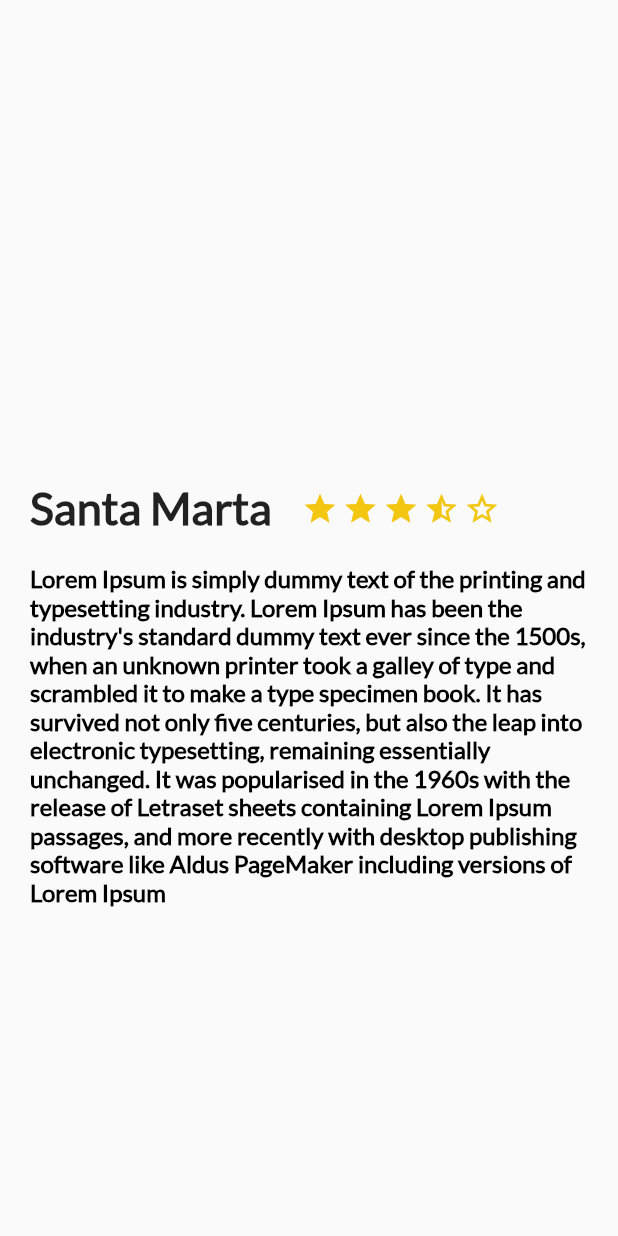
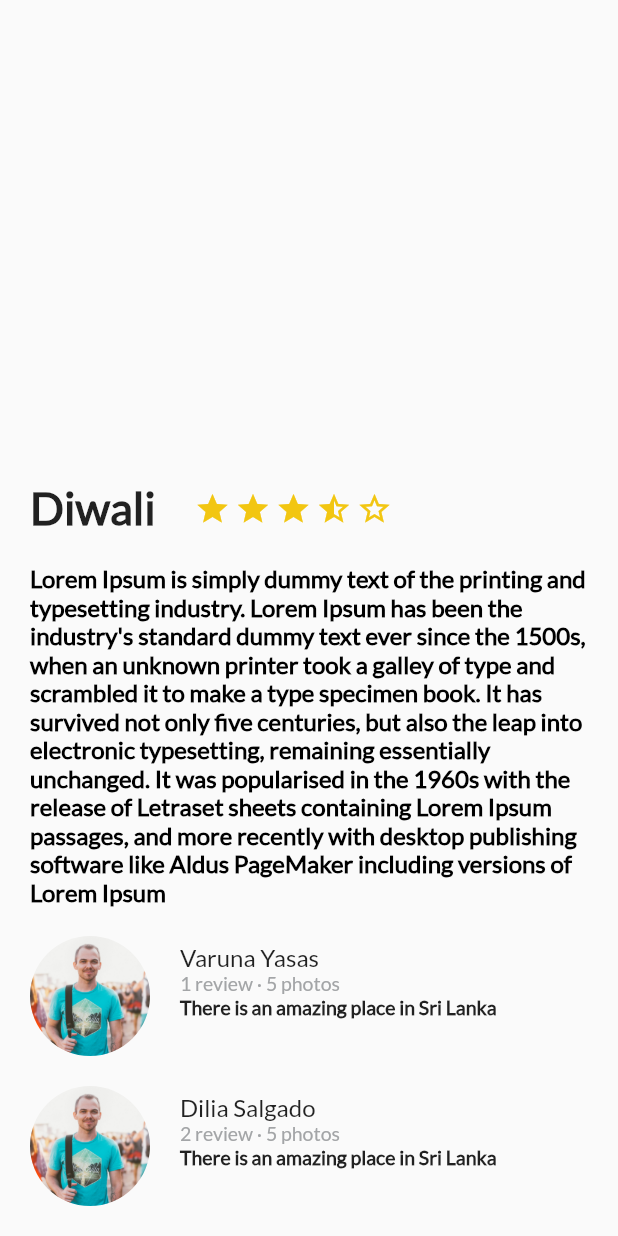
Before and after one commit to CesarJOtizM/Flutter, a Flutter app: the screen it shows after launch, on a phone screen of 412 x 824 dp. Run offline on Flutter 3.47's test engine with Material 2 defaults, Android fonts, the phone set to English and light mode, and no system bars.

Commit message:
List comments

```diff
--- a/lib/src/App.dart
+++ b/lib/src/App.dart
@@ -1,5 +1,6 @@
 import 'package:flutter/material.dart';
 import 'package:flutter_trips/src/screens/Description_place.dart';
+import 'package:flutter_trips/src/screens/ListReview.dart';
 
 class MyApp extends StatelessWidget {
   @override
@@ -11,10 +12,16 @@ class MyApp extends StatelessWidget {
         primarySwatch: Colors.green,
       ),
       home: Scaffold(
-        body: new DescriptionPlace(
-          "Santa Marta",
-          "Lorem Ipsum is simply dummy text of the printing and typesetting industry. Lorem Ipsum has been the industry's standard dummy text ever since the 1500s, when an unknown printer took a galley of type and scrambled it to make a type specimen book. It has survived not only five centuries, but also the leap into electronic typesetting, remaining essentially unchanged. It was popularised in the 1960s with the release of Letraset sheets containing Lorem Ipsum passages, and more recently with desktop publishing software like Aldus PageMaker including versions of Lorem Ipsum",
-          4,
+        body: ListView(
+          scrollDirection: Axis.vertical,
+          children: [
+            DescriptionPlace(
+              "Diwali ",
+              "Lorem Ipsum is simply dummy text of the printing and typesetting industry. Lorem Ipsum has been the industry's standard dummy text ever since the 1500s, when an unknown printer took a galley of type and scrambled it to make a type specimen book. It has survived not only five centuries, but also the leap into electronic typesetting, remaining essentially unchanged. It was popularised in the 1960s with the release of Letraset sheets containing Lorem Ipsum passages, and more recently with desktop publishing software like Aldus PageMaker including versions of Lorem Ipsum",
+              4,
+            ),
+            ReviewList()
+          ],
         ),
       ),
     );
--- a/lib/src/screens/Description_place.dart
+++ b/lib/src/screens/Description_place.dart
@@ -2,8 +2,8 @@ import 'package:flutter/material.dart';
 
 class DescriptionPlace extends StatelessWidget {
   final String namePlace;
+  final String descriptionPlace;
   final int starts;
-  final String descriptionPlace;
 
   DescriptionPlace(this.namePlace, this.descriptionPlace, this.starts);
 
--- /dev/null
+++ b/lib/src/screens/ListReview.dart
@@ -0,0 +1,21 @@
+import 'package:flutter/material.dart';
+import 'Review.dart';
+
+class ReviewList extends StatelessWidget {
+  @override
+  Widget build(BuildContext context) {
+    String pathImage = "lib/src/assets/images/people.jpg";
+
+    return Column(
+      crossAxisAlignment: CrossAxisAlignment.start,
+      children: <Widget>[
+        Review(pathImage, "Varuna Yasas", "1 review · 5 photos",
+            "There is an amazing place in Sri Lanka"),
+        Review(pathImage, "Dilia Salgado", "2 review · 5 photos",
+            "There is an amazing place in Sri Lanka"),
+        Review(pathImage, "Gissele Thomas", "2 review · 2 photos",
+            "There is an amazing place in Sri Lanka"),
+      ],
+    );
+  }
+}
--- /dev/null
+++ b/lib/src/screens/Review.dart
@@ -0,0 +1,67 @@
+import 'package:flutter/material.dart';
+
+class Review extends StatelessWidget {
+  final String pathImage;
+  final String name;
+  final String comment;
+  final String details;
+
+  Review(this.pathImage, this.name, this.details, this.comment);
+
+  @override
+  Widget build(BuildContext context) {
+    final photo = Container(
+      margin: EdgeInsets.only(top: 20, left: 20),
+      width: 80,
+      height: 80,
+      decoration: BoxDecoration(
+        shape: BoxShape.circle,
+        image: DecorationImage(fit: BoxFit.cover, image: AssetImage(pathImage)),
+      ),
+    );
+
+    final userName = Container(
+      margin: EdgeInsets.only(
+        left: 20,
+      ),
+      child: Text(
+        name,
+        textAlign: TextAlign.left,
+        style: TextStyle(fontFamily: "Lato", fontSize: 16),
+      ),
+    );
+
+    final userInfo = Container(
+      margin: EdgeInsets.only(
+        left: 20,
+      ),
+      child: Text(
+        details,
+        textAlign: TextAlign.left,
+        style: TextStyle(
+            fontFamily: "Lato", fontSize: 13, color: Color(0xFFa3a5a7)),
+      ),
+    );
+
+    final userComment = Container(
+      margin: EdgeInsets.only(
+        left: 20,
+      ),
+      child: Text(
+        comment,
+        textAlign: TextAlign.left,
+        style: TextStyle(
+            fontFamily: "Lato", fontSize: 13, fontWeight: FontWeight.w900),
+      ),
+    );
+
+    final userDetails = Column(
+      crossAxisAlignment: CrossAxisAlignment.start,
+      children: <Widget>[userName, userInfo, userComment],
+    );
+
+    return Row(
+      children: <Widget>[photo, userDetails],
+    );
+  }
+}
--- a/pubspec.yaml
+++ b/pubspec.yaml
@@ -16,6 +16,8 @@ dev_dependencies:
 
 flutter:
   uses-material-design: true
+  assets:
+    - lib/src/assets/images/people.jpg
   fonts:
     - family: Lato
       fonts:
```
Also changed, not shown: lib/src/assets/images/people.jpg (added).
